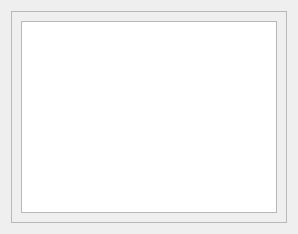
Sourcerer-Team/Sourcerer, file component/GuiManager/src/widgets/RemoteGitBranchesPage.ui: the form before one commit.
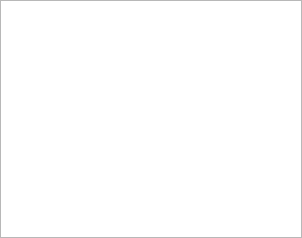
The form after the commit.

Patch:
```diff
--- a/component/GuiManager/src/widgets/RemoteGitBranchesPage.ui
+++ b/component/GuiManager/src/widgets/RemoteGitBranchesPage.ui
@@ -2,16 +2,69 @@
 <ui version="4.0">
  <class>RemoteGitBranchesPage</class>
  <widget class="QWidget" name="RemoteGitBranchesPage">
+  <property name="geometry">
+   <rect>
+    <x>0</x>
+    <y>0</y>
+    <width>302</width>
+    <height>238</height>
+   </rect>
+  </property>
   <layout class="QVBoxLayout" name="outerVerticalLayout">
+   <property name="leftMargin">
+    <number>0</number>
+   </property>
+   <property name="topMargin">
+    <number>0</number>
+   </property>
+   <property name="rightMargin">
+    <number>0</number>
+   </property>
+   <property name="bottomMargin">
+    <number>0</number>
+   </property>
    <item>
     <widget class="QScrollArea" name="scrollArea">
+     <property name="frameShape">
+      <enum>QFrame::NoFrame</enum>
+     </property>
+     <property name="frameShadow">
+      <enum>QFrame::Plain</enum>
+     </property>
      <property name="widgetResizable">
       <bool>true</bool>
      </property>
      <widget class="QWidget" name="scrollAreaWidgetContents">
+      <property name="geometry">
+       <rect>
+        <x>0</x>
+        <y>0</y>
+        <width>302</width>
+        <height>238</height>
+       </rect>
+      </property>
       <layout class="QVBoxLayout" name="innerVerticalLayout">
+       <property name="leftMargin">
+        <number>0</number>
+       </property>
+       <property name="topMargin">
+        <number>0</number>
+       </property>
+       <property name="rightMargin">
+        <number>0</number>
+       </property>
+       <property name="bottomMargin">
+        <number>0</number>
+       </property>
        <item>
-          <widget class="QListView" name="listView"/>
+        <widget class="QListView" name="listView">
+         <property name="horizontalScrollBarPolicy">
+          <enum>Qt::ScrollBarAlwaysOff</enum>
+         </property>
+         <property name="editTriggers">
+          <set>QAbstractItemView::NoEditTriggers</set>
+         </property>
+        </widget>
        </item>
       </layout>
      </widget>
```
